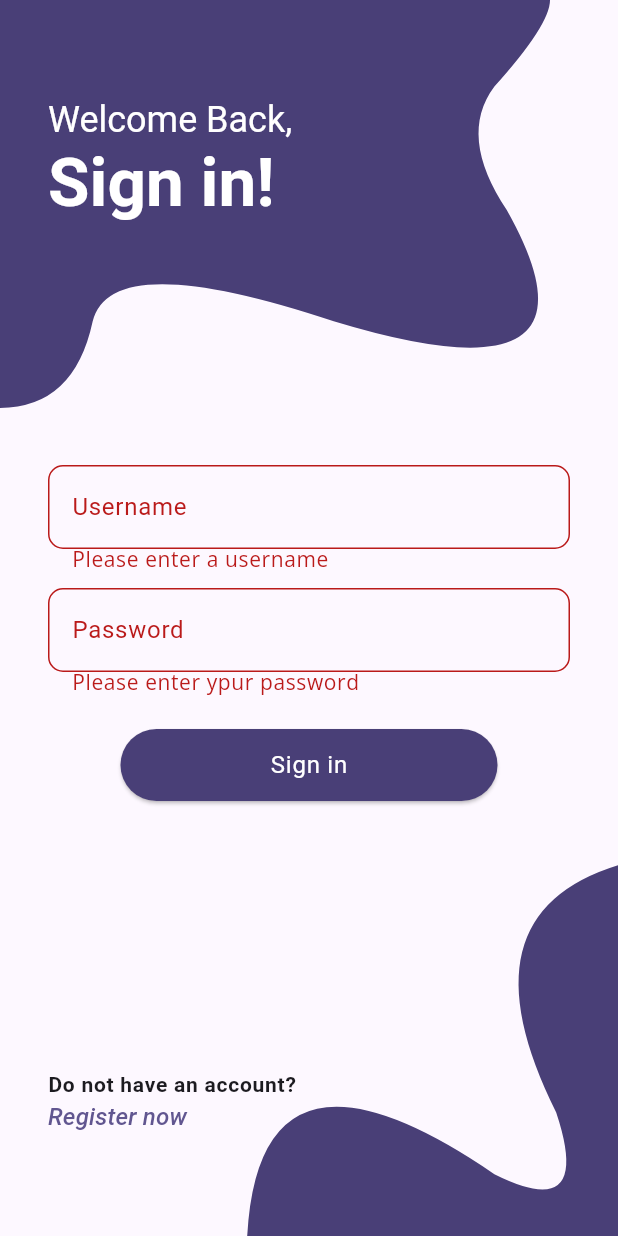
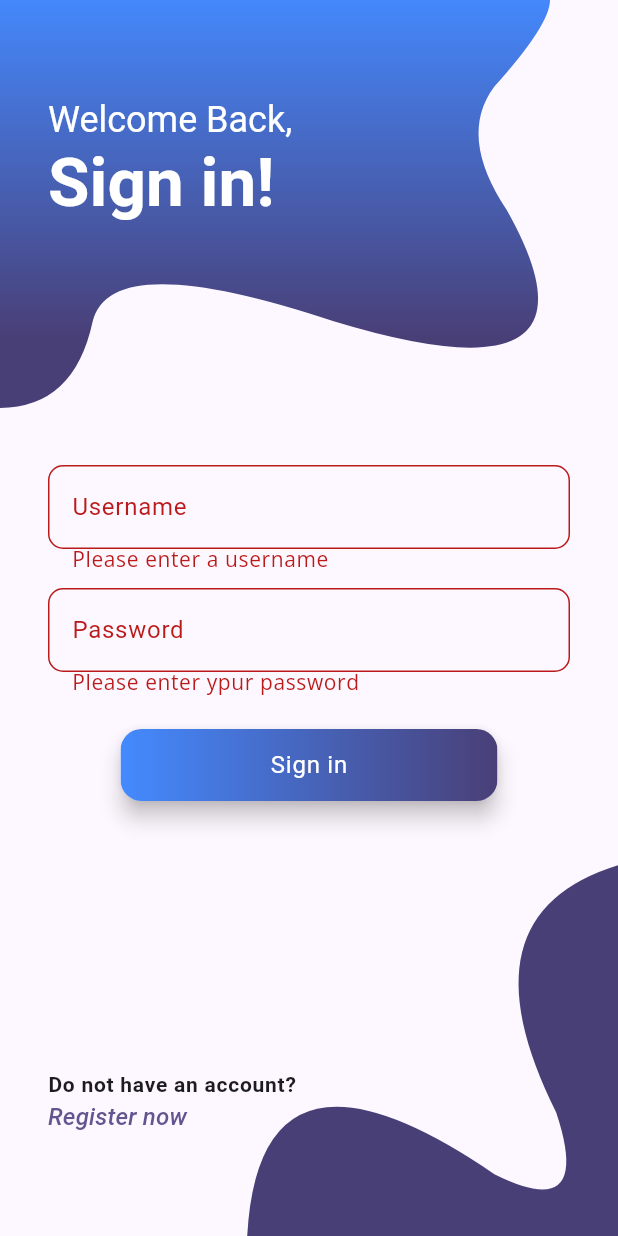
Before and after one commit to Alex10-dev/flutter-tasks-app, a Flutter app: the screen it shows after launch, after a tap on "Sign in", on a phone screen of 412 x 824 dp. Run offline on Flutter 3.47's test engine with Material 3 defaults, Android fonts, the phone set to English and light mode, and no system bars; our stand-ins replace google_fonts.

Commit message:
Gradient color added to login screen

```diff
--- a/lib/presentation/screens/auth/login_screen.dart
+++ b/lib/presentation/screens/auth/login_screen.dart
@@ -154,12 +154,13 @@ class _SubmitButton extends StatelessWidget {
     final colorScheme = Theme.of(context).colorScheme;
     final textStyle = Theme.of(context).textTheme;
 
-    return ElevatedButton(
-      style: ButtonStyle(
-        backgroundColor: MaterialStatePropertyAll( colorScheme.onPrimaryContainer ),
-        padding: const MaterialStatePropertyAll( EdgeInsets.symmetric(horizontal: 100, vertical: 12))
-      ),
-      onPressed: () {
+    return Material(
+      borderRadius: BorderRadius.circular(14.0),
+      elevation: 6.0,
+      shadowColor: colorScheme.shadow,
+      child: InkWell(
+        borderRadius: BorderRadius.circular(14.0),
+        onTap: () {
           FocusScope.of(context).unfocus();
           if( _loginFormKey.currentState!.validate() ){
             ScaffoldMessenger.of(context).showSnackBar(
@@ -167,7 +168,19 @@ class _SubmitButton extends StatelessWidget {
             );
           }
         },
-      child: Text('Sign in', style: textStyle.bodyLarge!.copyWith(color: colorScheme.onPrimary),),
+        child: Ink(
+          padding: const EdgeInsets.symmetric(horizontal: 100.0, vertical: 12.0),
+          decoration: BoxDecoration(
+            gradient: LinearGradient(
+              begin: Alignment.centerLeft,
+              end: Alignment.centerRight,
+              colors: [Colors.blueAccent, colorScheme.onPrimaryContainer], // Cambia los colores según sea necesario
+            ),
+            borderRadius: BorderRadius.circular(14.0), // Ajusta el radio de borde según sea necesario
+          ),
+          child: Text('Sign in', style: textStyle.bodyLarge!.copyWith(color: colorScheme.onPrimary)),
+        ),
+      ),
     );
   }
 }
--- a/lib/presentation/widgets/background_waves.dart
+++ b/lib/presentation/widgets/background_waves.dart
@@ -13,7 +13,9 @@ class BackgroundWaves extends StatelessWidget {
       width:  double.infinity,
 
       child: CustomPaint(
-        painter: _BackgroundWavesPainter(waveColor: colorScheme.onPrimaryContainer
+        painter: _BackgroundWavesPainter(
+          waveColor1: Colors.blueAccent,
+          waveColor2: colorScheme.onPrimaryContainer,
         ),
       ),
     );
@@ -23,22 +25,33 @@ class BackgroundWaves extends StatelessWidget {
 
 class _BackgroundWavesPainter extends CustomPainter {
 
-  final Color? waveColor;
+  final Color? waveColor1;
+  final Color? waveColor2;
 
   const _BackgroundWavesPainter({
-    this.waveColor = Colors.black,
+    this.waveColor1 = Colors.black,
+    this.waveColor2 = Colors.black,
   });
 
   @override
   void paint(Canvas canvas, Size size) {
 
-    final paint = Paint();
-    paint.color = waveColor!;
-    paint.style = PaintingStyle.fill;
-    paint.strokeWidth = 10.0;
+    final topPaint = Paint()
+      ..style = PaintingStyle.fill
+      ..strokeWidth = 10.0
+      ..shader = LinearGradient(
+        colors: [waveColor1!, waveColor2!],
+        begin: Alignment.topCenter,
+        end: Alignment.bottomCenter,
+      ).createShader(Rect.fromLTWH(0, -6, size.width, size.height * 0.28));
 
-    drawTopElement(canvas, size, paint);
-    drawBottomElement(canvas, size, paint);
+    final buttomPaint = Paint()
+      ..style = PaintingStyle.fill
+      ..strokeWidth = 10.0
+      ..color = waveColor2!;
+
+    drawTopElement(canvas, size,topPaint);
+    drawBottomElement(canvas, size, buttomPaint);
 
   }
 
```
Lines whose indentation alone changed are shown as unchanged.
